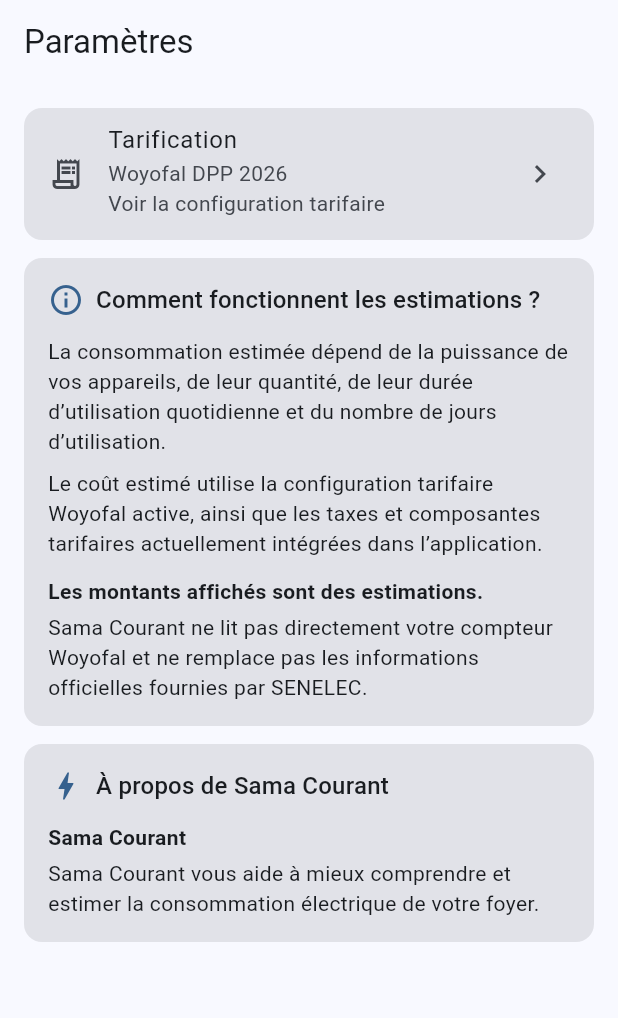
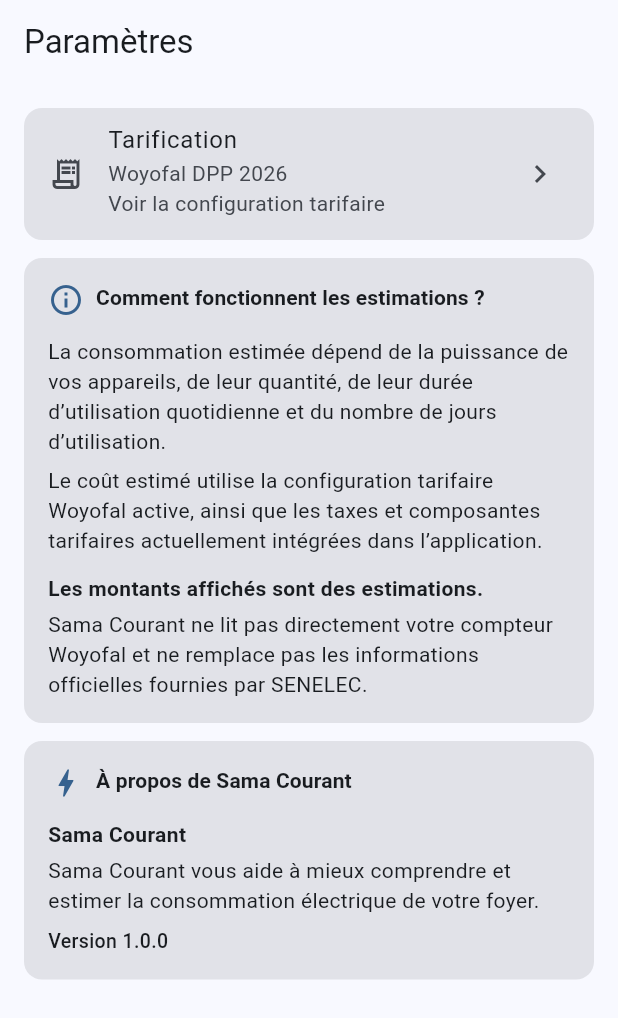
Before and after one commit to ndiayemtr/sama_courant, a Flutter app: the SettingsPage screen opened by its route, on a phone screen of 412 x 824 dp. Shown: the top 1018 px of the screen. Run offline on Flutter 3.47's test engine with Material 3 defaults, Android fonts, the phone set to English and light mode, and no system bars; our stand-ins replace drift, fl_chart, flutter_riverpod, go_router; accounts and stored records are empty; generated files the repository leaves out were written again.

Commit message:
deux petites finitions UI

```diff
--- a/lib/features/settings/presentation/pages/settings_page.dart
+++ b/lib/features/settings/presentation/pages/settings_page.dart
@@ -37,7 +37,7 @@
                 Text(
                   'La consommation estimée dépend de la puissance de vos appareils, de leur quantité, de leur durée d’utilisation quotidienne et du nombre de jours d’utilisation.',
                 ),
-                SizedBox(height: 8),
+                SizedBox(height: 6),
                 Text(
                   'Le coût estimé utilise la configuration tarifaire Woyofal active, ainsi que les taxes et composantes tarifaires actuellement intégrées dans l’application.',
                 ),
@@ -64,6 +64,11 @@
                 SizedBox(height: 4),
                 Text(
                   'Sama Courant vous aide à mieux comprendre et estimer la consommation électrique de votre foyer.',
+                ),
+                SizedBox(height: 8),
+                Text(
+                  'Version 1.0.0',
+                  style: TextStyle(fontSize: 13, fontWeight: FontWeight.w500),
                 ),
               ],
             ),
@@ -101,7 +106,9 @@
               Expanded(
                 child: Text(
                   title,
-                  style: Theme.of(context).textTheme.titleMedium,
+                  style: Theme.of(
+                    context,
+                  ).textTheme.titleSmall?.copyWith(fontWeight: FontWeight.w600),
                 ),
               ),
             ],
```
